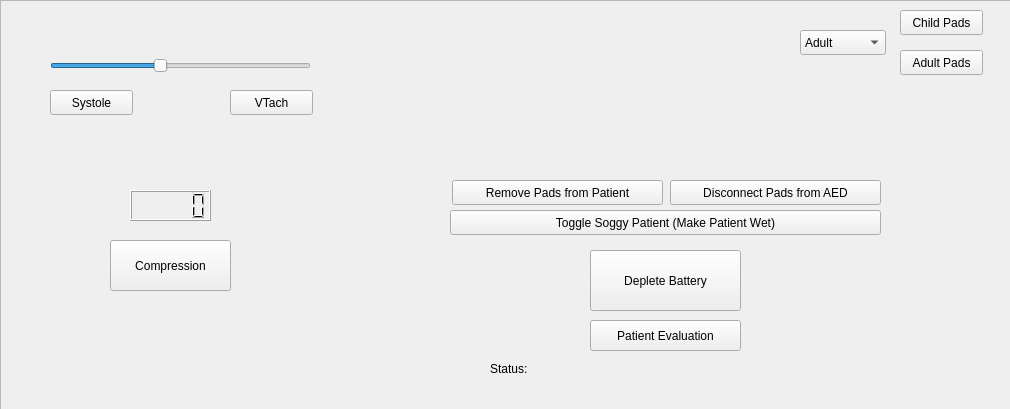
Qt form AED_Simulator/testwindow.ui (GrewalCreator/AED-Simulator) before a commit.
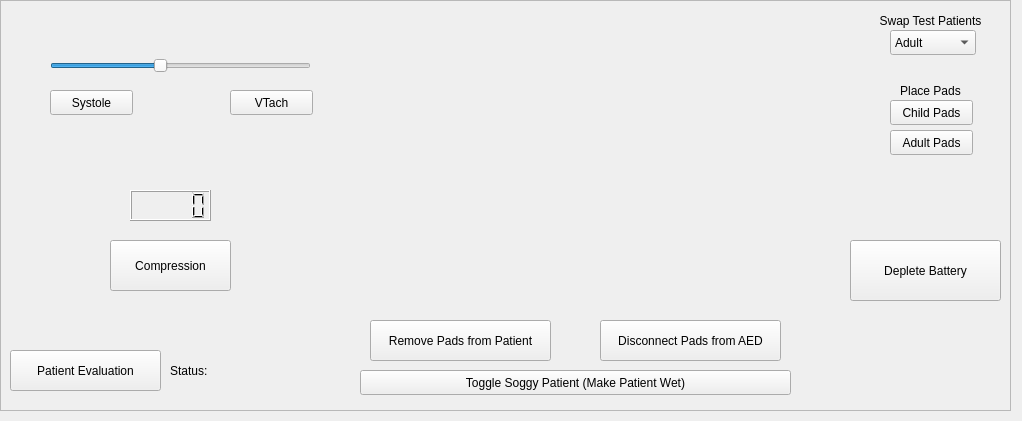
The same form after that commit.

Commit message: Moved Styling into qss files & added death message upon user death. basic code cleanup too

What changed in the file:
```diff
--- a/AED_Simulator/testwindow.ui
+++ b/AED_Simulator/testwindow.ui
@@ -6,8 +6,8 @@
    <rect>
     <x>0</x>
     <y>0</y>
-    <width>1010</width>
-    <height>409</height>
+    <width>1022</width>
+    <height>421</height>
    </rect>
   </property>
   <property name="windowTitle">
@@ -63,8 +63,8 @@
    <widget class="QPushButton" name="childPad_button">
     <property name="geometry">
      <rect>
-      <x>900</x>
-      <y>10</y>
+      <x>890</x>
+      <y>100</y>
       <width>83</width>
       <height>25</height>
      </rect>
@@ -76,8 +76,8 @@
    <widget class="QPushButton" name="adultPad_button">
     <property name="geometry">
      <rect>
-      <x>900</x>
-      <y>50</y>
+      <x>890</x>
+      <y>130</y>
       <width>83</width>
       <height>25</height>
      </rect>
@@ -115,10 +115,10 @@
    <widget class="QPushButton" name="togglePadPatient">
     <property name="geometry">
      <rect>
-      <x>452</x>
-      <y>180</y>
-      <width>211</width>
-      <height>25</height>
+      <x>370</x>
+      <y>320</y>
+      <width>181</width>
+      <height>41</height>
      </rect>
     </property>
     <property name="text">
@@ -128,10 +128,10 @@
    <widget class="QPushButton" name="togglePadAED">
     <property name="geometry">
      <rect>
-      <x>670</x>
-      <y>180</y>
-      <width>211</width>
-      <height>25</height>
+      <x>600</x>
+      <y>320</y>
+      <width>181</width>
+      <height>41</height>
      </rect>
     </property>
     <property name="text">
@@ -164,8 +164,8 @@
    <widget class="QPushButton" name="toggle_wet">
     <property name="geometry">
      <rect>
-      <x>450</x>
-      <y>210</y>
+      <x>360</x>
+      <y>370</y>
       <width>431</width>
       <height>25</height>
      </rect>
@@ -177,8 +177,8 @@
    <widget class="QPushButton" name="depleteBattery_button">
     <property name="geometry">
      <rect>
-      <x>590</x>
-      <y>250</y>
+      <x>850</x>
+      <y>240</y>
       <width>151</width>
       <height>61</height>
      </rect>
@@ -190,7 +190,7 @@
    <widget class="QComboBox" name="patientSwap_comboBox">
     <property name="geometry">
      <rect>
-      <x>800</x>
+      <x>890</x>
       <y>30</y>
       <width>86</width>
       <height>25</height>
@@ -210,10 +210,10 @@
    <widget class="QPushButton" name="eval_button">
     <property name="geometry">
      <rect>
-      <x>590</x>
-      <y>320</y>
+      <x>10</x>
+      <y>350</y>
       <width>151</width>
-      <height>31</height>
+      <height>41</height>
      </rect>
     </property>
     <property name="text">
@@ -223,16 +223,64 @@
    <widget class="QLabel" name="eval_label">
     <property name="geometry">
      <rect>
-      <x>490</x>
+      <x>170</x>
       <y>360</y>
       <width>391</width>
-      <height>17</height>
+      <height>21</height>
      </rect>
     </property>
     <property name="text">
      <string>Status:</string>
     </property>
    </widget>
+   <widget class="QLabel" name="swapPatient_label">
+    <property name="geometry">
+     <rect>
+      <x>860</x>
+      <y>10</y>
+      <width>141</width>
+      <height>21</height>
+     </rect>
+    </property>
+    <property name="text">
+     <string>Swap Test Patients</string>
+    </property>
+    <property name="alignment">
+     <set>Qt::AlignCenter</set>
+    </property>
+   </widget>
+   <widget class="QLabel" name="placePads_label">
+    <property name="geometry">
+     <rect>
+      <x>860</x>
+      <y>80</y>
+      <width>141</width>
+      <height>21</height>
+     </rect>
+    </property>
+    <property name="text">
+     <string>Place Pads</string>
+    </property>
+    <property name="alignment">
+     <set>Qt::AlignCenter</set>
+    </property>
+   </widget>
+   <widget class="QLabel" name="userDeath_label">
+    <property name="geometry">
+     <rect>
+      <x>280</x>
+      <y>150</y>
+      <width>521</width>
+      <height>111</height>
+     </rect>
+    </property>
+    <property name="text">
+     <string/>
+    </property>
+    <property name="alignment">
+     <set>Qt::AlignCenter</set>
+    </property>
+   </widget>
   </widget>
  </widget>
  <resources/>
```
The commit also changes 11 other files.
